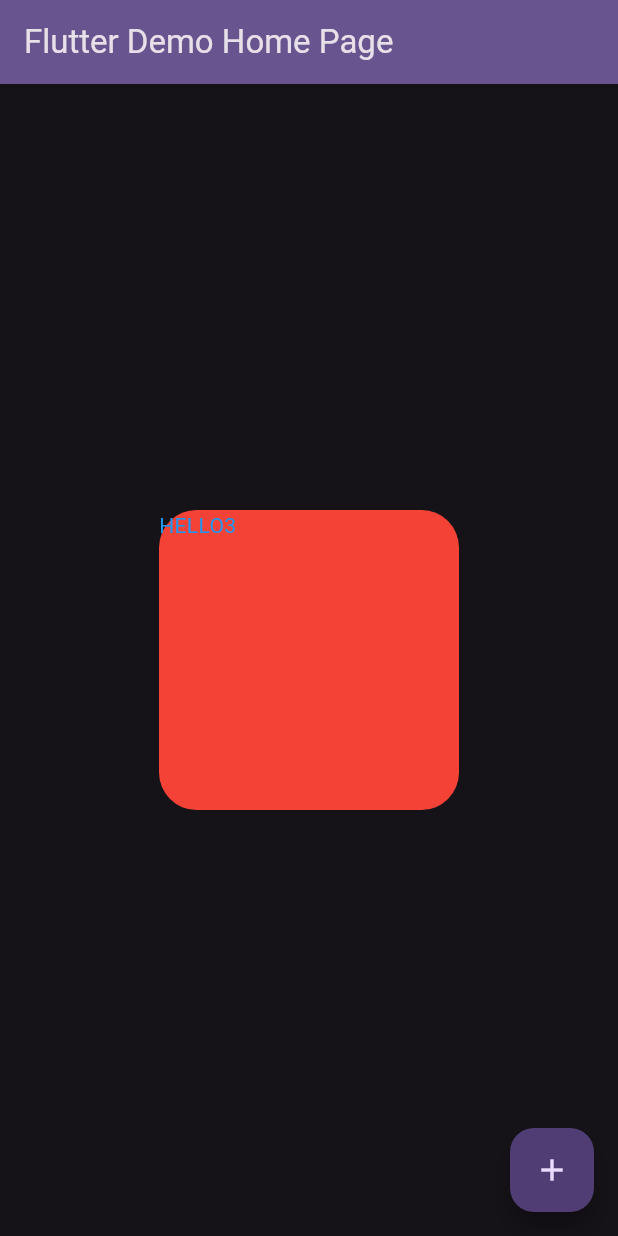
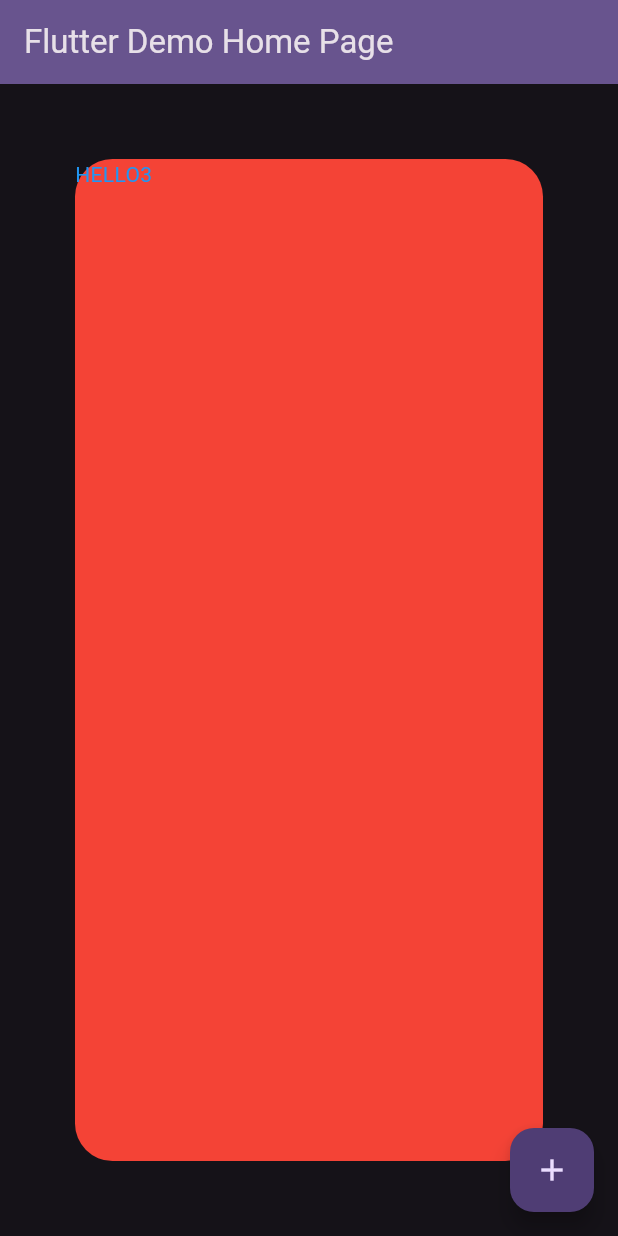
Before and after one commit to ssengedonazil/-learn_flutter, a Flutter app: the screen it shows after launch, on a phone screen of 412 x 824 dp. Run offline on Flutter 3.47's test engine with Material 3 defaults, Android fonts, the phone set to English and light mode, and no system bars.

Commit message:
just learrning flutter basic

```diff
--- a/lib/main.dart
+++ b/lib/main.dart
@@ -69,8 +69,9 @@ class _MyHomePageState extends State<MyHomePage> {
         // Center is a layout widget. It takes a single child and positions it
         // in the middle of the parent.
         child: Container(
-          height: 200,
-          width: 200,
+          height: double.infinity,
+          width: double.infinity,
+          margin: EdgeInsets.all(50.0),
           decoration: BoxDecoration(
             borderRadius: BorderRadius.circular(25.0),
             color: Colors.red,
```
